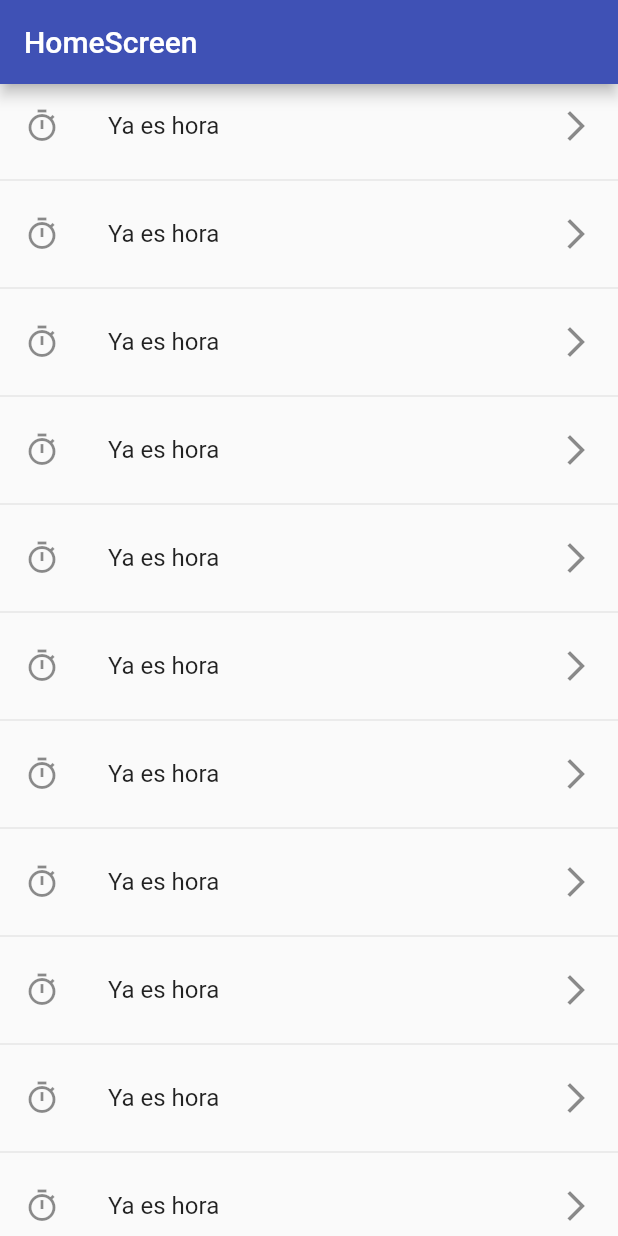
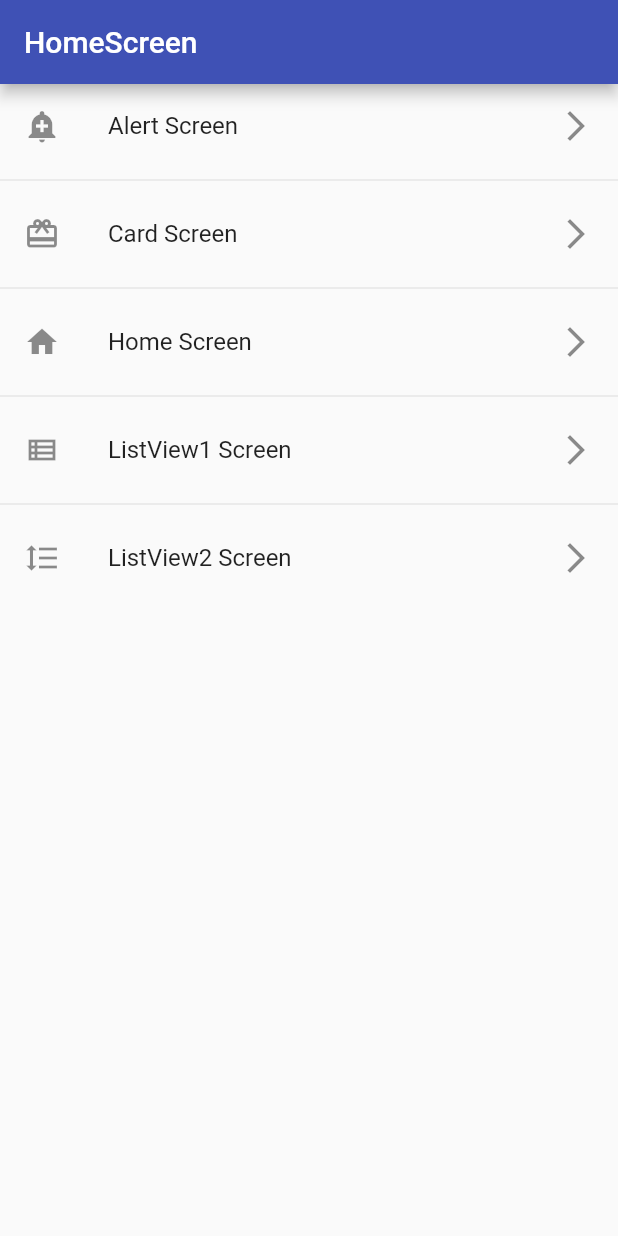
Before and after one commit to esteban1810/Flutter-FH, a Flutter app: the screen it shows after launch, on a phone screen of 412 x 824 dp. Run offline on Flutter 3.47's test engine with Material 2 defaults, Android fonts, the phone set to English and light mode, and no system bars.

Commit message:
73. Crear método con las rutas de mi aplicación

```diff
--- a/S6 Componentes de flutter/fl_components/lib/main.dart
+++ b/S6 Componentes de flutter/fl_components/lib/main.dart
@@ -1,7 +1,6 @@
 import 'package:fl_components/router/app_routes.dart';
 import 'package:flutter/material.dart';
 
-import 'screens/screens.dart';
 
 void main() => runApp(const MyApp());
 
@@ -17,7 +16,7 @@ class MyApp extends StatelessWidget {
       debugShowCheckedModeBanner: false,
       title: 'Material App',
       initialRoute: AppRoutes.initialRoute,
-      routes: AppRoutes.routes,
+      routes: AppRoutes.getRoutes(),
       //onGenerateRoute se utiliza para mandar a llamar una vista, para
       //cuando no este definida la ruta a la que se desea acceder
       //onGenerateRoute: (settings)=>AppRoutes.onGenerateRoute(settings)
--- a/S6 Componentes de flutter/fl_components/lib/router/app_routes.dart
+++ b/S6 Componentes de flutter/fl_components/lib/router/app_routes.dart
@@ -13,15 +13,25 @@ class AppRoutes{
     MenuOption(view: const HomeScreen(), name: "Home Screen", icon: const Icon(Icons.home), route: 'home_screen'),
     MenuOption(view: const ListView1Screen(), name: "ListView1 Screen", icon: const Icon(Icons.view_list_outlined), route: 'listview1_screen'),
     MenuOption(view: const ListView2Screen(), name: "ListView2 Screen", icon: const Icon(Icons.format_line_spacing_outlined), route: 'listview2_screen'),
+
   ];
 
-  static final Map<String, Widget Function(BuildContext)> routes = {
-    'alert_screen':(BuildContext context)=> const AlertScreen(),
-    'card_screen':(BuildContext context)=> const CardScreen(),
-    'home_screen':(BuildContext context)=> const HomeScreen(),
-    'listview1_screen':(BuildContext context)=> const ListView1Screen(),
-    'listview2_screen':(BuildContext context)=> const ListView2Screen()
-  };
+  static Map<String, Widget Function(BuildContext)> getRoutes(){
+    Map<String, Widget Function(BuildContext)> routes = {};
+
+
+    for (int i = 0; i < menuOptions.length; i++) {
+      routes.addAll({menuOptions[i].route:(BuildContext context)=>menuOptions[i].view});
+    }
+
+    return routes;
+
+    // 'alert_screen':(BuildContext context)=> const AlertScreen(),
+    // 'card_screen':(BuildContext context)=> const CardScreen(),
+    // 'home_screen':(BuildContext context)=> const HomeScreen(),
+    // 'listview1_screen':(BuildContext context)=> const ListView1Screen(),
+    // 'listview2_screen':(BuildContext context)=> const ListView2Screen()
+  }
   //Route<dynamic>? Function(RouteSettings
   static Route<dynamic> onGenerateRoute(RouteSettings routeSettings)=>MaterialPageRoute(
     builder: (context)=>const AlertScreen()
--- a/S6 Componentes de flutter/fl_components/lib/screens/home_screen.dart
+++ b/S6 Componentes de flutter/fl_components/lib/screens/home_screen.dart
@@ -1,3 +1,4 @@
+import 'package:fl_components/router/app_routes.dart';
 import 'package:flutter/material.dart';
 
 class HomeScreen extends StatelessWidget {
@@ -13,8 +14,8 @@ class HomeScreen extends StatelessWidget {
       ),
       body: ListView.separated(
         itemBuilder: (context, index) =>  ListTile(
-          title: const Text('Ya es hora'),
-          leading:  const Icon(Icons.timer_outlined),
+          title:Text(AppRoutes.menuOptions[index].name),
+          leading: AppRoutes.menuOptions[index].icon,
           trailing: const Icon(Icons.arrow_forward_ios),
           onTap: (){
             /*
@@ -29,13 +30,13 @@ class HomeScreen extends StatelessWidget {
 
             //Este metodo se usa una vez se hayan especificado
             //las rutas en el MaterialApp principal
-            Navigator.pushNamed(context, 'listview1_screen'); //Sólo necesita el contexto
+            Navigator.pushNamed(context, AppRoutes.menuOptions[index].route); //Sólo necesita el contexto
                                                               //y nombre de la ruta
 
           },
         ),
         separatorBuilder: (_,__)=>const Divider(),
-        itemCount: 1000
+        itemCount: AppRoutes.getRoutes().length
       )
     );
   }
```
